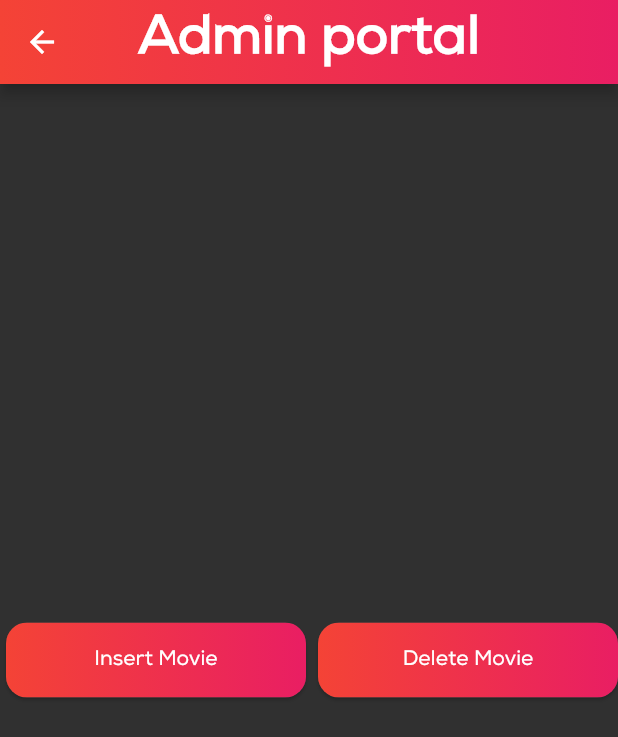
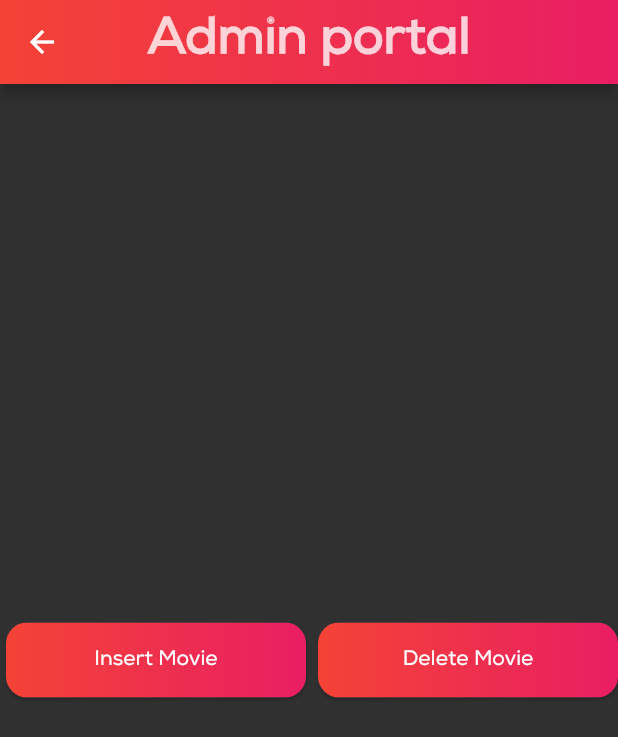
Before and after one commit to moviestack/moviedb_frontend, a Flutter app: the AdminPage screen opened by its route, on a phone screen of 412 x 824 dp. Shown: the top 737 px of the screen. Run offline on Flutter 3.47's test engine with Material 2 defaults, Android fonts, the phone set to English and light mode, and no system bars; our stand-ins replace dio, flutter_rating_bar, font_awesome_flutter, form_field_validator, get, get_storage and 1 more; missing offline and left inert: dart:html; accounts and stored records are empty.

Commit message:
Update admin_login.dart

```diff
--- a/lib/screens/admin_login.dart
+++ b/lib/screens/admin_login.dart
@@ -25,8 +25,8 @@ class AdminPage extends StatelessWidget {
             child: Text(
               'Admin portal',
               style: TextStyle(
-                  fontSize: 36,
-                  color: Colors.white,
+                  fontSize: 34,
+                  color: Colors.white.withAlpha(200),
                   fontWeight: FontWeight.bold),
             ),
           ),
```
